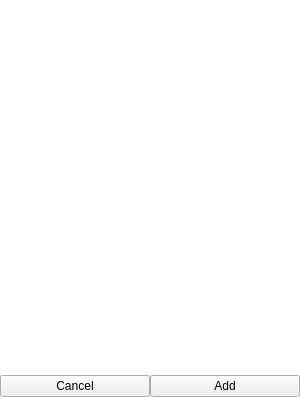
Old version of the form filepathselectordialog.ui in the repository Cannabis2013/FileMover.
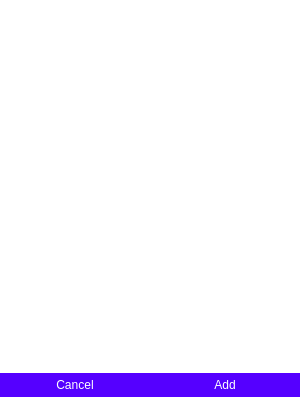
New version of the form.

Patch:
```diff
--- a/filepathselectordialog.ui
+++ b/filepathselectordialog.ui
@@ -26,6 +26,23 @@
 	background-color:white;
 }
 
+QPushButton
+{
+	border-radius:0px;
+	border-color:blue;
+	color:white;
+	background-color: rgb(85, 0, 255);
+}
+QPushButton::hover
+{
+	
+	background-color: rgb(35, 35, 35);
+}
+QPushButton::pressed
+{
+	
+	font: 6pt &quot;MS Shell Dlg 2&quot;;
+}
 </string>
   </property>
   <layout class="QVBoxLayout" name="verticalLayout">
@@ -65,8 +82,26 @@
    </item>
    <item>
     <layout class="QHBoxLayout" name="horizontalLayout">
+     <property name="spacing">
+      <number>0</number>
+     </property>
      <item>
       <widget class="QPushButton" name="cancelButton">
+       <property name="sizePolicy">
+        <sizepolicy hsizetype="Expanding" vsizetype="Fixed">
+         <horstretch>0</horstretch>
+         <verstretch>0</verstretch>
+        </sizepolicy>
+       </property>
+       <property name="minimumSize">
+        <size>
+         <width>0</width>
+         <height>24</height>
+        </size>
+       </property>
+       <property name="styleSheet">
+        <string notr="true"/>
+       </property>
        <property name="text">
         <string>Cancel</string>
        </property>
@@ -80,6 +115,18 @@
      </item>
      <item>
       <widget class="QPushButton" name="insertPathButton">
+       <property name="sizePolicy">
+        <sizepolicy hsizetype="Expanding" vsizetype="Fixed">
+         <horstretch>0</horstretch>
+         <verstretch>0</verstretch>
+        </sizepolicy>
+       </property>
+       <property name="minimumSize">
+        <size>
+         <width>0</width>
+         <height>24</height>
+        </size>
+       </property>
        <property name="text">
         <string>Add</string>
        </property>
```
Left out of the diff: 9 changed lines with no effect on the pictures.
